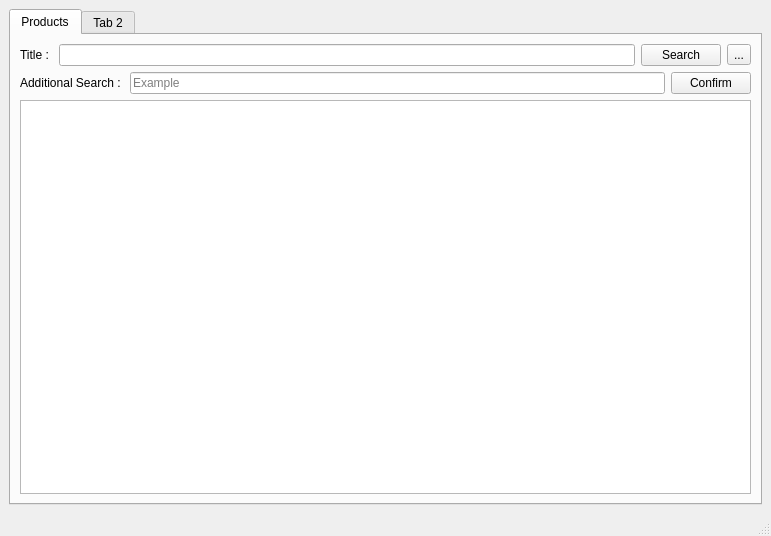
The window that AP/client_ui.ui (AP-projects-4001/Guys) describes before a commit, drawn with Qt 5.
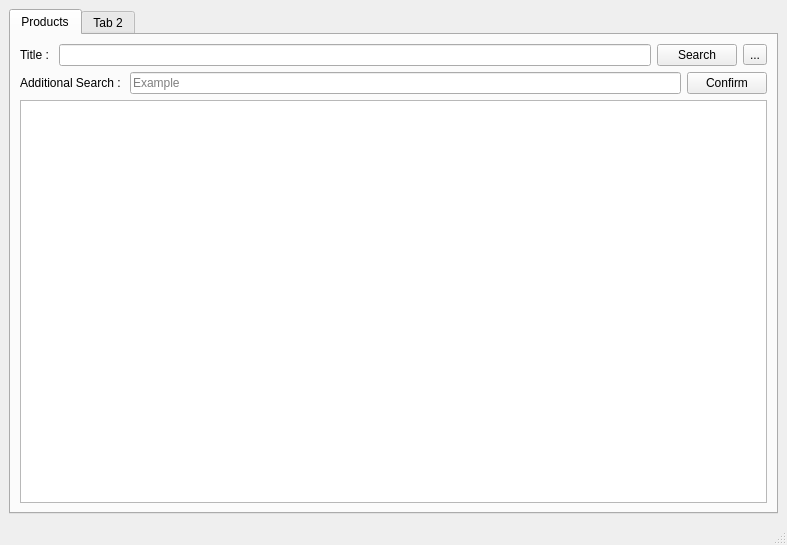
The same window after the commit.

What changed in the file:
```diff
--- a/AP/client_ui.ui
+++ b/AP/client_ui.ui
@@ -6,8 +6,8 @@
    <rect>
     <x>0</x>
     <y>0</y>
-    <width>771</width>
-    <height>536</height>
+    <width>787</width>
+    <height>545</height>
    </rect>
   </property>
   <property name="windowTitle">
```
